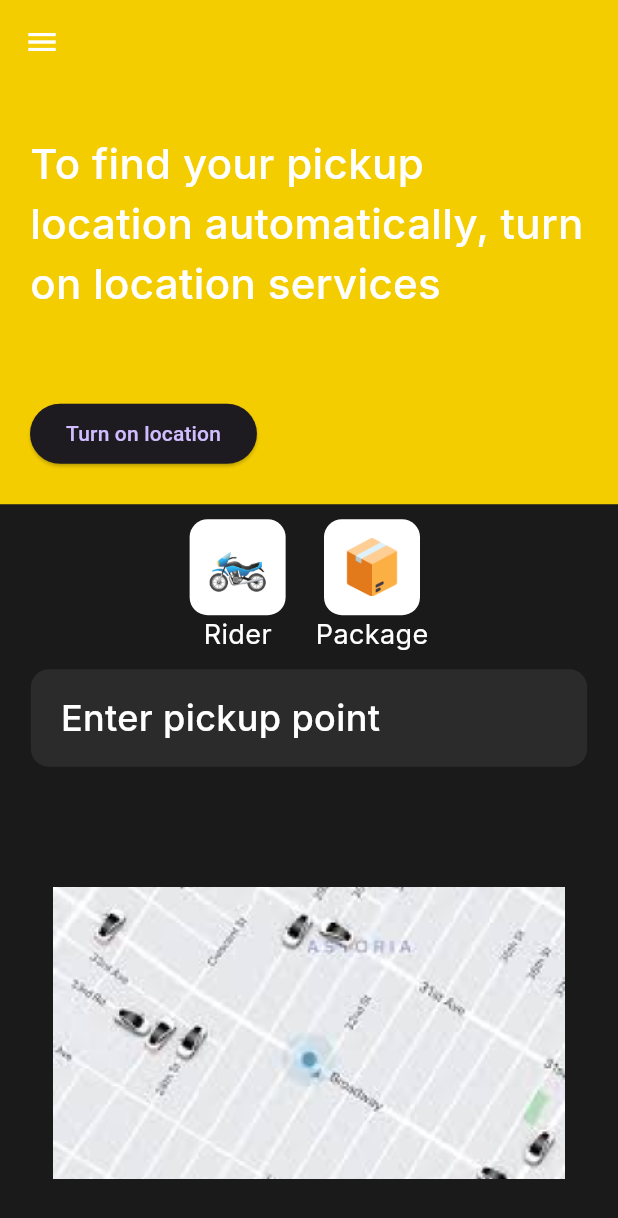
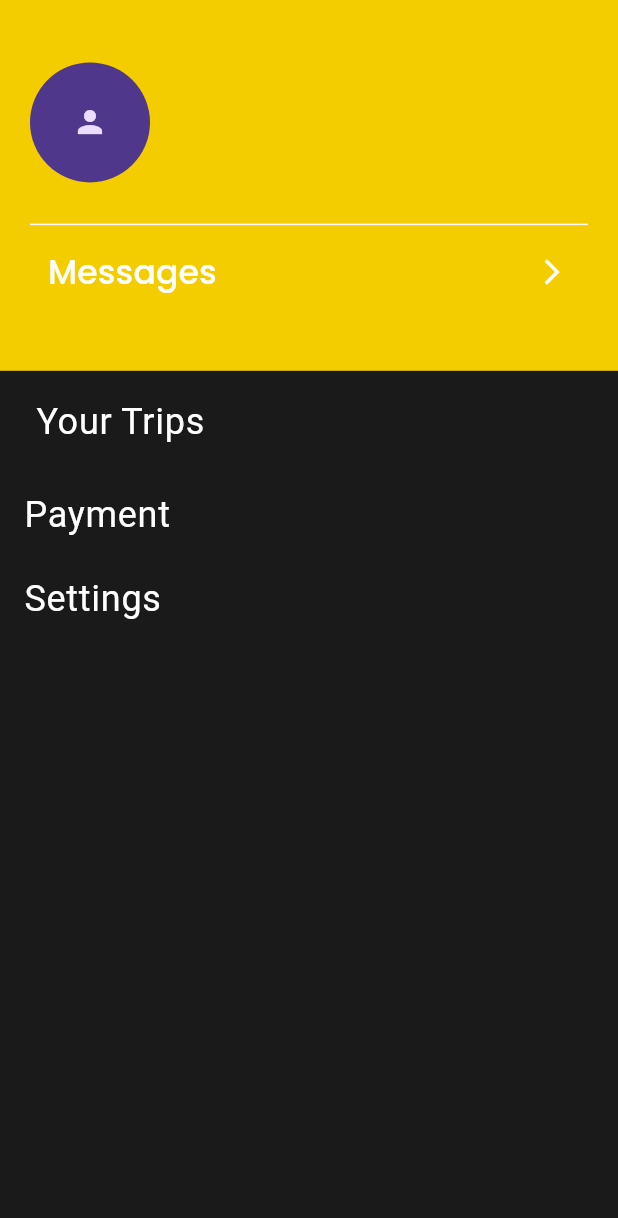
Before and after one commit to RashidMinhas47/Markhor-Movers, a Flutter app: the HomeScreen screen opened by its route, after a tap on the "menu" icon, on a phone screen of 412 x 824 dp. Shown: the top 1218 px of the screen. Run offline on Flutter 3.47's test engine with Material 2 defaults, Android fonts, the phone set to English and light mode, and no system bars; our stand-ins replace cloud_firestore, firebase_auth, firebase_core, flutter_riverpod, flutter_svg, gap and 5 more; accounts and stored records are empty.

Commit message:
17 day off

```diff
--- a/lib/components/info_text_field.dart
+++ b/lib/components/info_text_field.dart
@@ -8,7 +8,7 @@ class InfoTextFeild extends StatelessWidget {
   final bool? obscureText;
   final Size? size;
   final String? prefixIconURL;
-  InfoTextFeild(
+  const InfoTextFeild(
       {Key? key,
       this.size,
       required this.hintText,
@@ -22,7 +22,7 @@ class InfoTextFeild extends StatelessWidget {
     return Expanded(
       flex: 4,
       child: Container(
-        padding: EdgeInsets.all(8.0),
+        padding: const EdgeInsets.all(8.0),
         child: TextFormField(
           controller: controller,
           style: GoogleFonts.poppins(
@@ -33,7 +33,7 @@ class InfoTextFeild extends StatelessWidget {
           //   FilteringTextInputFormatter.digitsOnly,
           //   LengthLimitingTextInputFormatter(10)
           // ],
-          keyboardType: TextInputType.number,
+          keyboardType: TextInputType.text,
           obscureText: obscureText ?? false,
           decoration: InputDecoration(
             hintText: hintText,
--- a/lib/main.dart
+++ b/lib/main.dart
@@ -3,12 +3,14 @@ import 'package:flutter/material.dart';
 import 'package:flutter_riverpod/flutter_riverpod.dart';
 import 'package:markhor_movers/firebase_options.dart';
 import 'package:markhor_movers/screens/auth/add_payment.dart';
+import 'package:markhor_movers/screens/auth/check_user_status.dart';
 import 'package:markhor_movers/screens/auth/create_profile.dart';
 import 'package:markhor_movers/screens/auth/otp_screen.dart';
 import 'package:markhor_movers/screens/home/home.dart';
 import 'package:markhor_movers/screens/home/views/book_ride.dart';
 import 'package:markhor_movers/screens/home/views/send_packae.dart';
 import 'package:markhor_movers/screens/new_map.dart';
+import 'package:markhor_movers/screens/home/views/profile.dart';
 import 'package:markhor_movers/screens/riverpod_home.dart';
 
 import 'screens/auth/sign_in.dart';
@@ -28,7 +30,7 @@ class MyApp extends StatelessWidget {
   Widget build(BuildContext context) {
     return MaterialApp(
       theme: ThemeData.dark(useMaterial3: true),
-      initialRoute: MapSample.scr,
+      initialRoute: UserStatus.scr,
       routes: {
         SignInScreen.scr: (context) => const SignInScreen(),
         OTPScreen.scr: (context) => const OTPScreen(),
@@ -39,6 +41,8 @@ class MyApp extends StatelessWidget {
         SendPackage.scr: (context) => const SendPackage(),
         BookRide.scr: (context) => const BookRide(),
         MapSample.scr: (context) => const MapSample(),
+        ProfileSceen.scr: (context) => const ProfileSceen(),
+        UserStatus.scr: (context) => const UserStatus(),
       },
     );
   }
--- a/lib/screens/home/home.dart
+++ b/lib/screens/home/home.dart
@@ -8,6 +8,7 @@ import 'package:markhor_movers/constants/colors_scheme.dart';
 import 'package:markhor_movers/constants/image_urls.dart';
 import 'package:markhor_movers/screens/home/views/book_ride.dart';
 import 'package:markhor_movers/screens/home/views/send_packae.dart';
+import 'package:markhor_movers/screens/home/views/profile.dart';
 import 'package:markhor_movers/screens/riverpod_home.dart';
 import 'package:shared_preferences/shared_preferences.dart';
 import 'package:sqflite/sqflite.dart';
@@ -41,7 +42,9 @@ class _HomeScreenState extends State<HomeScreen> {
             Icons.menu,
             color: Colors.white,
           ),
-          onPressed: () {},
+          onPressed: () {
+            Navigator.pushNamed(context, ProfileSceen.scr);
+          },
         ),
         backgroundColor: kPrimaryColor,
       ),
--- /dev/null
+++ b/lib/screens/home/views/profile.dart
@@ -0,0 +1,130 @@
+import 'package:firebase_auth/firebase_auth.dart';
+import 'package:flutter/material.dart';
+import 'package:flutter_riverpod/flutter_riverpod.dart';
+import 'package:gap/gap.dart';
+import 'package:google_fonts/google_fonts.dart';
+import 'package:google_sign_in/google_sign_in.dart';
+import 'package:markhor_movers/constants/colors_scheme.dart';
+import 'package:markhor_movers/repositories/auth_repositories.dart';
+import 'package:markhor_movers/screens/auth/check_user_status.dart';
+import 'package:shared_preferences/shared_preferences.dart';
+
+class ProfileSceen extends ConsumerStatefulWidget {
+  static const String scr = '/ProfileScreen';
+  const ProfileSceen({super.key});
+
+  @override
+  ConsumerState<ProfileSceen> createState() => _ProfileSceenState();
+}
+
+class _ProfileSceenState extends ConsumerState<ProfileSceen> {
+  String userName = '';
+  String userImage = '';
+  getData() async {
+    final SharedPreferences prefs = await SharedPreferences.getInstance();
+    userName = prefs.getString(NAMEKEY)!;
+    userImage = prefs.getString(IMAGEURLKEY)!;
+  }
+
+  @override
+  void initState() {
+    // TODO: implement initState
+    super.initState();
+    getData();
+  }
+
+  @override
+  Widget build(BuildContext context) {
+    final Size size = MediaQuery.of(context).size;
+    return Scaffold(
+      backgroundColor: kScaffolColor,
+      body: Column(
+        children: [
+          Container(
+            alignment: Alignment.bottomCenter,
+            height: size.height * 0.3,
+            padding: const EdgeInsets.all(20),
+            decoration: const BoxDecoration(color: kPrimaryColor),
+            child: Column(
+                mainAxisAlignment: MainAxisAlignment.center,
+                crossAxisAlignment: CrossAxisAlignment.start,
+                children: [
+                  Row(
+                    mainAxisAlignment: MainAxisAlignment.start,
+                    crossAxisAlignment: CrossAxisAlignment.center,
+                    children: [
+                      CircleAvatar(
+                        radius: 40,
+                        child: Icon(Icons.person),
+                      ),
+                      Gap(20),
+                      Text(
+                        //TODO: THE NEXT WORK WILL DONE HERE
+                        ref.read(authProvider).getCurrentUserName,
+                        style: GoogleFonts.poppins(
+                            fontSize: 24,
+                            color: Colors.white,
+                            fontWeight: FontWeight.bold),
+                      )
+                    ],
+                  ),
+                  const Gap(20),
+                  const Divider(
+                    thickness: 1,
+                    color: Colors.white,
+                  ),
+                  Row(
+                    mainAxisAlignment: MainAxisAlignment.spaceBetween,
+                    children: [
+                      TextButton(
+                          onPressed: () {},
+                          child: Text(
+                            'Messages',
+                            style: GoogleFonts.poppins(
+                                fontSize: 22,
+                                color: Colors.white,
+                                fontWeight: FontWeight.w500),
+                          )),
+                      IconButton(
+                        onPressed: () {},
+                        icon: const Icon(
+                          Icons.arrow_forward_ios,
+                          size: 20,
+                          color: Colors.white,
+                        ),
+                      ),
+                    ],
+                  ),
+                ]),
+          ),
+          ListTile(
+            title: Padding(
+              padding: const EdgeInsets.all(8.0),
+              child: Text(
+                'Your Trips',
+                style: GoogleFonts.roboto(fontSize: 24, color: Colors.white),
+              ),
+            ),
+            onTap: () {},
+          ),
+          ListTile(
+            title: Text(
+              'Payment',
+              style: GoogleFonts.roboto(fontSize: 24, color: Colors.white),
+            ),
+            onTap: () {},
+          ),
+          ListTile(
+            title: Text(
+              'Settings',
+              style: GoogleFonts.roboto(fontSize: 24, color: Colors.white),
+            ),
+            onTap: () {
+              AuthRepositories.gSignOut(context);
+            },
+          ),
+        ],
+      ),
+    );
+  }
+}
```
Also changed, not shown: lib/repositories/auth_repositories.dart (+67 -4 lines), lib/screens/auth/check_user_status.dart (added, +20 -0 lines), lib/screens/auth/create_profile.dart (+47 -2 lines), lib/screens/auth/sign_in.dart (+11 -7 lines), 1 other file.
